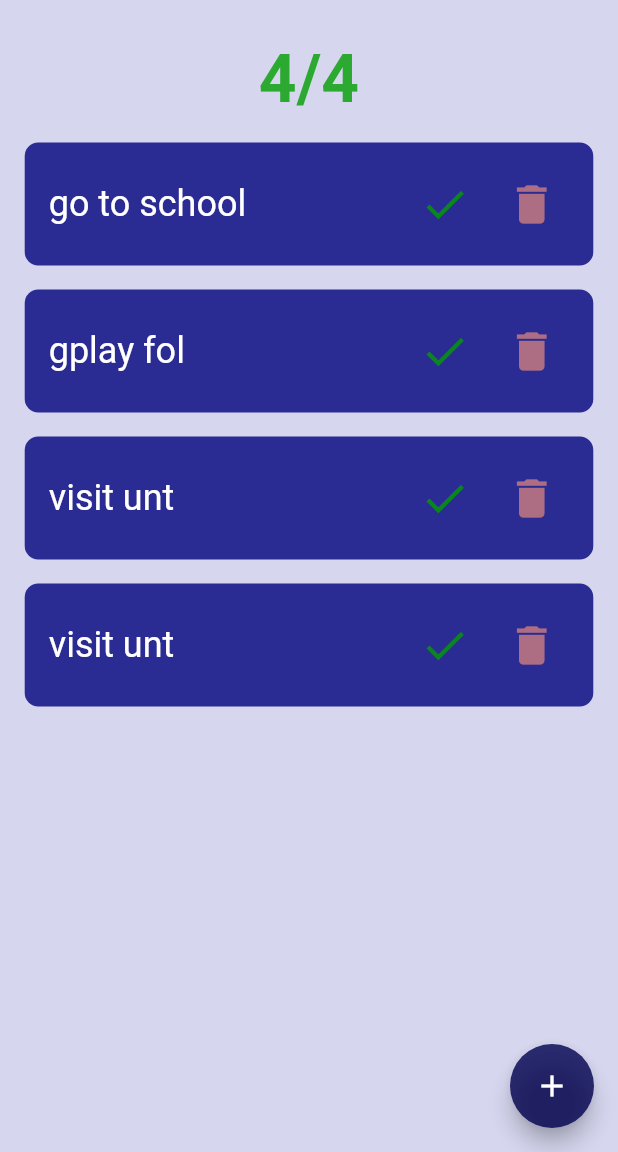
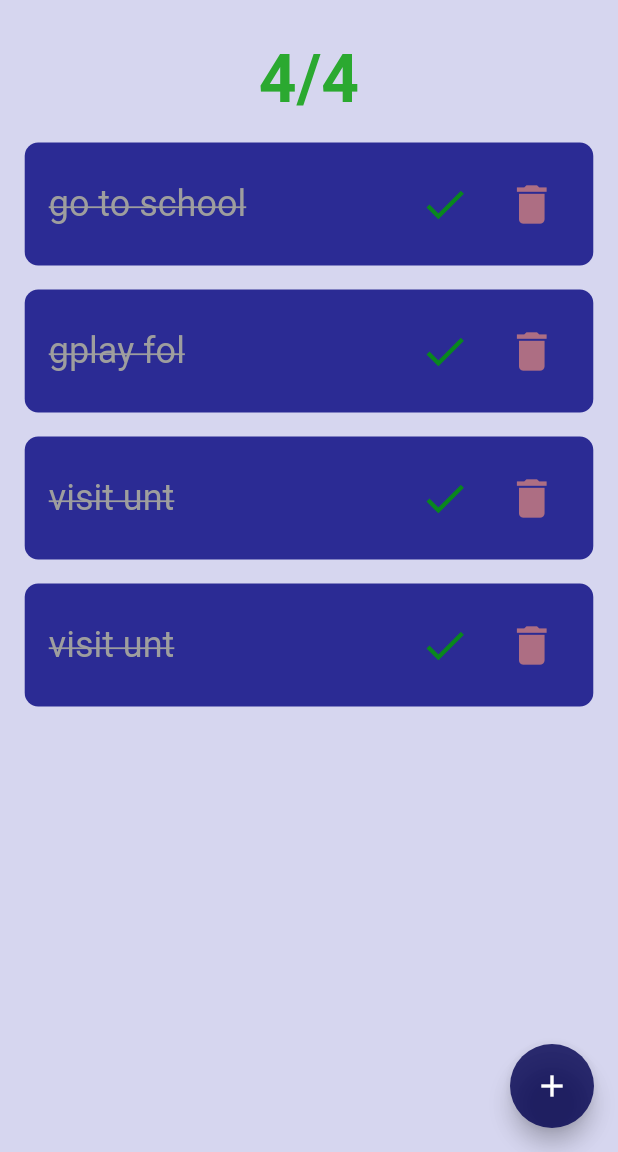
Before and after one commit to MoHaMeD-MaHMoD/To-Do-App-Flutter, a Flutter app: the screen it shows after launch, on a phone screen of 412 x 824 dp, the part 84-1236 px from its top. Run offline on Flutter 3.47's test engine with Material 2 defaults, Android fonts, the phone set to English and light mode, and no system bars.

Commit message:
add line throw

```diff
--- a/lib/main.dart
+++ b/lib/main.dart
@@ -57,6 +57,7 @@ class _ToDoAppState extends State<ToDoApp> {
 
   changeStatus(int index) {
     setState(() {
+
       tasks[index].status = !tasks[index].status;
     });
   }
@@ -157,7 +158,7 @@ class _ToDoAppState extends State<ToDoApp> {
             crossAxisAlignment: CrossAxisAlignment.center,
             children: [
               Counter(tasksCompleted: cacuDonTaskNum(), allTask: tasks.length),
-              Container(
+              SizedBox(
                 height: 600,
                 child: ListView.builder(
                   itemCount: tasks.length,
--- a/lib/widget/ToDOCard.dart
+++ b/lib/widget/ToDOCard.dart
@@ -38,7 +38,13 @@ class ToDoCard extends StatelessWidget {
             children: [
               Text(
                 taskTitle,
-                style: TextStyle(fontSize: 24, color: Colors.white),
+                style: TextStyle(
+                  fontSize: 24,
+                  color: doneOrNot ? Colors.grey[500] : Colors.white,
+                  decoration: doneOrNot
+                      ? TextDecoration.lineThrough
+                      : TextDecoration.none,
+                ),
               ),
               Row(
                 children: [
```
